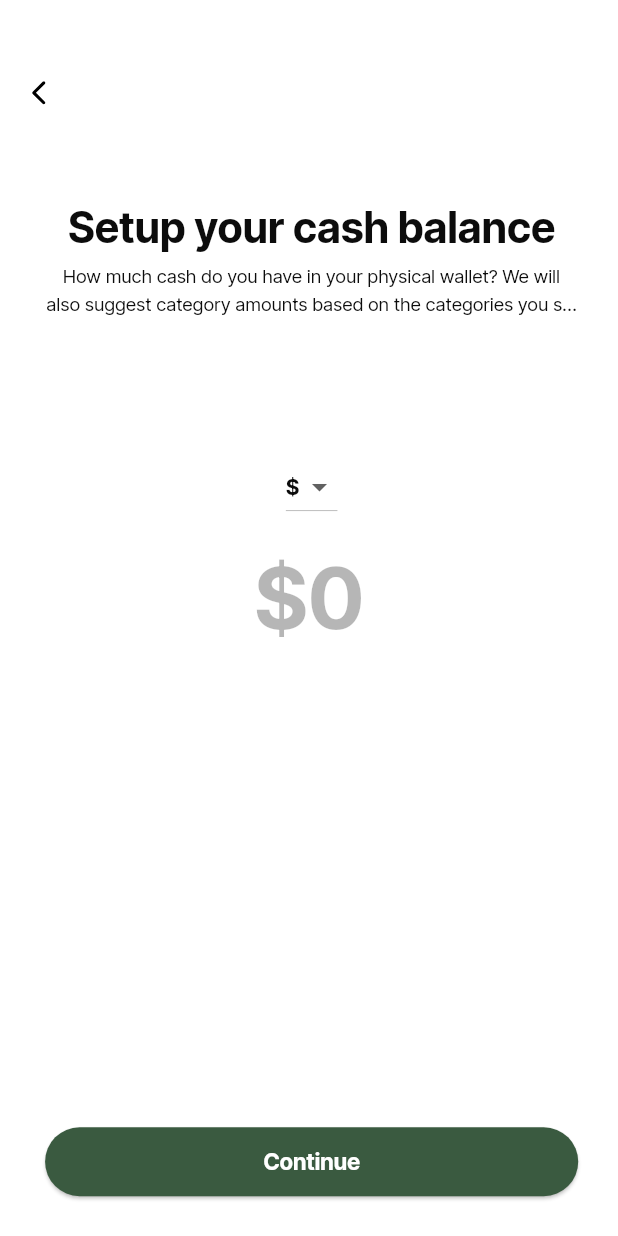
After one commit to nonyonah/albus, a Flutter app: the CashBalanceSetupScreen screen opened by its route, on a phone screen of 412 x 824 dp. The commit adds this screen. Run offline on Flutter 3.47's test engine with Material 3 defaults, Android fonts, the phone set to English and light mode, and no system bars; our stand-ins replace cached_network_image, cloud_firestore, connectivity_plus, equatable, firebase_auth, firebase_core and 9 more; accounts and stored records are empty; project files that could hold a hidden picture were left out.

Commit message:
Feat: added the cash balance setup screen

```diff
--- a/lib/routes/app_routes.dart
+++ b/lib/routes/app_routes.dart
@@ -1,3 +1,4 @@
+import 'package:albus/screens/cash_balance_setup_screen/cash_balance_setup_screen.dart';
 import 'package:flutter/foundation.dart';
 import 'package:flutter/material.dart';
 import '../screens/notification_screen/notification_screen.dart';
@@ -13,6 +14,7 @@ class AppRoutes {
   static const String otpScreen = '/otp';
   static const String notificationPermissionScreen = '/notification';
   static const String categoryScreen = '/category';
+  static const String cashBalanceSetupScreen = '/cash';
   static const String loginScreen = '/login';
   static const String initialRoute = '/initialRoute';
 
@@ -20,7 +22,7 @@ class AppRoutes {
     splashScreen: (context) => const SplashScreen(),
     onboardingScreen: (context) => const OnboardingScreen(),
     registerScreen: (context) => const RegisterScreen(),
-    //otpScreen: (context) => SplashScreen(),
+    cashBalanceSetupScreen: (context) => const CashBalanceSetupScreen(),
     notificationPermissionScreen: (context) => const NotificationScreen(),
     categoryScreen: (context) => const CategoriesScreen(),
     //loginScreen: (context) => SplashScreen(),
--- /dev/null
+++ b/lib/screens/cash_balance_setup_screen/cash_balance_setup_screen.dart
@@ -0,0 +1,103 @@
+import 'package:albus/core/utils/size_utils.dart';
+import 'package:albus/widgets/custom_elevated_button.dart';
+import 'package:flutter/cupertino.dart';
+import 'package:flutter/material.dart';
+import 'package:flutter_riverpod/flutter_riverpod.dart';
+import '../../core/utils/image_constant.dart';
+import '../../core/utils/navigator_service.dart';
+import '../../themes/theme_helper.dart';
+import '../../widgets/custom_currency.dart';
+import '../../widgets/custom_image_view.dart';
+
+class CashBalanceSetupScreen extends ConsumerStatefulWidget {
+  const CashBalanceSetupScreen({super.key});
+
+  @override
+  CashBalanceSetupScreenState createState() => CashBalanceSetupScreenState();
+}
+
+class CashBalanceSetupScreenState extends ConsumerState<CashBalanceSetupScreen> {
+  @override
+  Widget build (BuildContext context) {
+    return SafeArea(
+      child: Scaffold(
+        body: Container(
+          width: double.maxFinite,
+          padding: EdgeInsets.only(
+            left: 18.h,
+            top: 58.h,
+            right: 18.h,
+          ),
+          child: Column(
+            crossAxisAlignment: CrossAxisAlignment.start,
+            children: [
+              CustomImageView(
+                imagePath: ImageConstant.imgArrowLeft,
+                height: 24.h,
+                width: 24.h,
+                onTap: () {
+                  onTapGoBack(context);
+                },
+              ),
+              SizedBox(height: 66.h),
+              Expanded(
+                child: Align(
+                  alignment: Alignment.center,
+                  child: Padding(
+                    padding: EdgeInsets.only(
+                      left: 16.h,
+                      right: 12.h,
+                    ),
+                    child: Column(
+                      children: [
+                        _buildContentSection(context),
+                        SizedBox(height: 88),
+                        Center(
+                          child: CurrencyInputWidget(
+                            onChanged: (value) {
+                              print('Current cash balance: \$${value.toStringAsFixed(2)}');
+                            },
+                          ),
+                        ),
+                        Spacer(),
+                        CustomElevatedButton(
+                          text: 'Continue',
+                        ),
+                      ],
+                    ),
+                  ),
+                ),
+              ),
+              SizedBox(height: 30.h),
+            ],
+          ),
+        )
+      )
+    );
+  }
+
+  Widget _buildContentSection(BuildContext context) {
+    return SizedBox(
+      width: double.maxFinite,
+      child: Column(
+        children: [
+          Text(
+            'Setup your cash balance',
+            style: theme.textTheme.headlineLarge,
+          ),
+          SizedBox(height: 4.h),
+          Text(
+            'How much cash do you have in your physical wallet? We will also suggest category amounts based on the categories you selected',
+            maxLines: 2,
+            overflow: TextOverflow.ellipsis,
+            textAlign: TextAlign.center,
+            style: theme.textTheme.bodyMedium!.copyWith(height: 1.57),
+          ),
+        ],
+      ),
+    );
+  }
+  onTapGoBack(BuildContext context) {
+    NavigatorService.goBack();
+  }
+}
--- /dev/null
+++ b/lib/widgets/custom_currency.dart
@@ -0,0 +1,107 @@
+import 'package:flutter/material.dart';
+import 'package:flutter/services.dart';
+import 'package:intl/intl.dart';
+
+import '../themes/theme_helper.dart';
+
+class CurrencyInputWidget extends StatefulWidget {
+  final Function(double) onChanged;
+  final List<String> currencySymbols;
+
+  const CurrencyInputWidget({
+    super.key,
+    required this.onChanged,
+    this.currencySymbols = const ['\$', '€', '£', '₦'], // Default currencies
+  });
+
+  @override
+  _CurrencyInputWidgetState createState() => _CurrencyInputWidgetState();
+}
+
+class _CurrencyInputWidgetState extends State<CurrencyInputWidget> {
+  late TextEditingController _controller;
+  late FocusNode _focusNode;
+  late NumberFormat _currencyFormat;
+  String _selectedCurrencySymbol = '\$';
+
+  @override
+  void initState() {
+    super.initState();
+    _controller = TextEditingController();
+    _focusNode = FocusNode();
+    _currencyFormat = NumberFormat.currency(
+      symbol: _selectedCurrencySymbol,
+      decimalDigits: 0,
+    );
+    _controller.text = _currencyFormat.format(0);
+    _focusNode.addListener(() {
+      if (_focusNode.hasFocus) {
+        _controller.selection = TextSelection(
+          baseOffset: _selectedCurrencySymbol.length,
+          extentOffset: _controller.text.length,
+        );
+      }
+    });
+  }
+
+  @override
+  void dispose() {
+    _controller.dispose();
+    _focusNode.dispose();
+    super.dispose();
+  }
+
+  void _onCurrencyChanged(String? newCurrency) {
+    setState(() {
+      _selectedCurrencySymbol = newCurrency!;
+      _currencyFormat = NumberFormat.currency(
+        symbol: _selectedCurrencySymbol,
+        decimalDigits: 0,
+      );
+      _controller.text = _currencyFormat.format(0);
+    });
+  }
+
+  @override
+  Widget build(BuildContext context) {
+    return Column(
+      crossAxisAlignment: CrossAxisAlignment.center,
+      children: [
+        DropdownButton<String>(
+          value: _selectedCurrencySymbol,
+          items: widget.currencySymbols
+              .map((symbol) => DropdownMenuItem(
+            value: symbol,
+            child: Text(symbol),
+          ))
+              .toList(),
+          onChanged: _onCurrencyChanged,
+        ),
+        TextField(
+          controller: _controller,
+          focusNode: _focusNode,
+          keyboardType: TextInputType.number,
+          textAlign: TextAlign.center,
+          style: theme.textTheme.displayLarge,
+          decoration: InputDecoration(
+            border: InputBorder.none,
+            hintText: '${_selectedCurrencySymbol}0',
+          ),
+          inputFormatters: [
+            FilteringTextInputFormatter.allow(RegExp(r'^\${_selectedCurrencySymbol}?\d+')),
+          ],
+          onChanged: (value) {
+            String newValue = value.replaceAll(RegExp(r'[^\d]'), '');
+            if (newValue.isEmpty) newValue = '0';
+            double amount = double.parse(newValue);
+            _controller.value = _controller.value.copyWith(
+              text: _currencyFormat.format(amount),
+              selection: TextSelection.collapsed(offset: _currencyFormat.format(amount).length),
+            );
+            widget.onChanged(amount);
+          },
+        ),
+      ],
+    );
+  }
+}
--- a/lib/widgets/custom_elevated_button.dart
+++ b/lib/widgets/custom_elevated_button.dart
@@ -4,8 +4,7 @@ import 'package:flutter/material.dart';
 import 'package:google_fonts/google_fonts.dart';
 
 class CustomElevatedButton extends BaseButton {
-  const CustomElevatedButton(
-      {super.key,
+  const CustomElevatedButton({super.key,
     this.decoration,
     this.leftIcon,
     this.rightIcon,
@@ -32,13 +31,21 @@ class CustomElevatedButton extends BaseButton {
         : buildElevatedButtonWidget;
   }
 
-  Widget get buildElevatedButtonWidget => Container(
+  Widget get buildElevatedButtonWidget =>
+      Container(
         height: height ?? 52.h,
         width: width ?? double.maxFinite,
         margin: margin,
         decoration: decoration,
         child: ElevatedButton(
-          style: buttonStyle,
+          style: isDisabled ?? false
+              ? (buttonStyle ?? ElevatedButton.styleFrom())
+              .copyWith(
+            backgroundColor: WidgetStateProperty.all(Colors.grey),
+            foregroundColor: WidgetStateProperty.all(
+                Colors.white.withOpacity(0.5)),
+          )
+              : buttonStyle,
           onPressed: isDisabled ?? false ? null : onPressed ?? () {},
           child: Row(
             mainAxisAlignment: MainAxisAlignment.center,
@@ -47,15 +54,17 @@ class CustomElevatedButton extends BaseButton {
               leftIcon ?? const SizedBox.shrink(),
               Text(
                 text,
-                style: buttonTextStyle ??
-                    TextStyle(
-                      fontFamily: GoogleFonts.interTight().fontFamily,
+                style: buttonTextStyle ?? TextStyle(
+                  fontFamily: GoogleFonts
+                      .interTight()
+                      .fontFamily,
                   fontSize: 17.fSize,
-                      color: Colors
-                          .white, // Placeholder for CustomTextStyles.titleMediumInterTightWhiteA700
+                  color: (isDisabled ?? false)
+                      ? Colors.white.withOpacity(0.5)
+                      : Colors.white,
                 ),
               ),
-              rightIcon ?? const SizedBox.shrink()
+              rightIcon ?? const SizedBox.shrink(),
             ],
           ),
         ),
```
Also changed, not shown: lib/screens/cash_balance_setup_screen/models/cash_balance_setup_model.dart (added, +11 -0 lines), lib/screens/cash_balance_setup_screen/notifier/cash_balance_setup_notifier.dart (added, +13 -0 lines), lib/screens/cash_balance_setup_screen/notifier/cash_balance_setup_state.dart (added, +18 -0 lines), lib/screens/category_screen/category_screen.dart (+29 -5 lines), lib/screens/category_screen/notifiers/categories_notifier.dart (+13 -2 lines), lib/screens/category_screen/notifiers/categories_state.dart (+10 -2 lines), pubspec.lock. Lines whose indentation alone changed are shown as unchanged.
